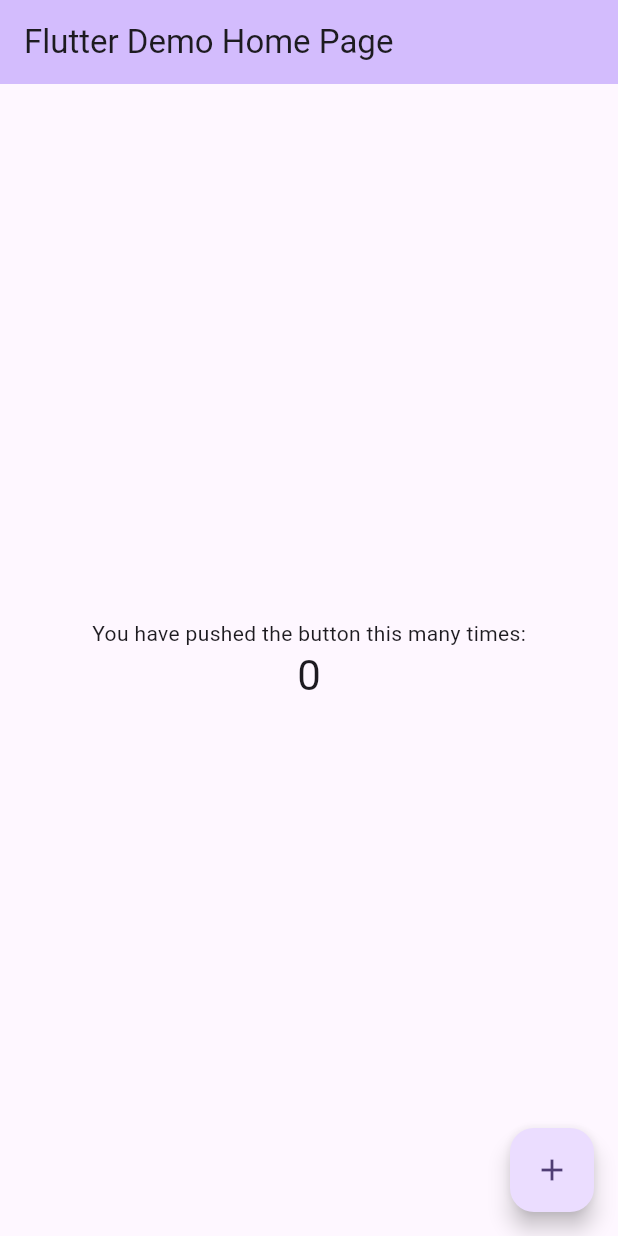
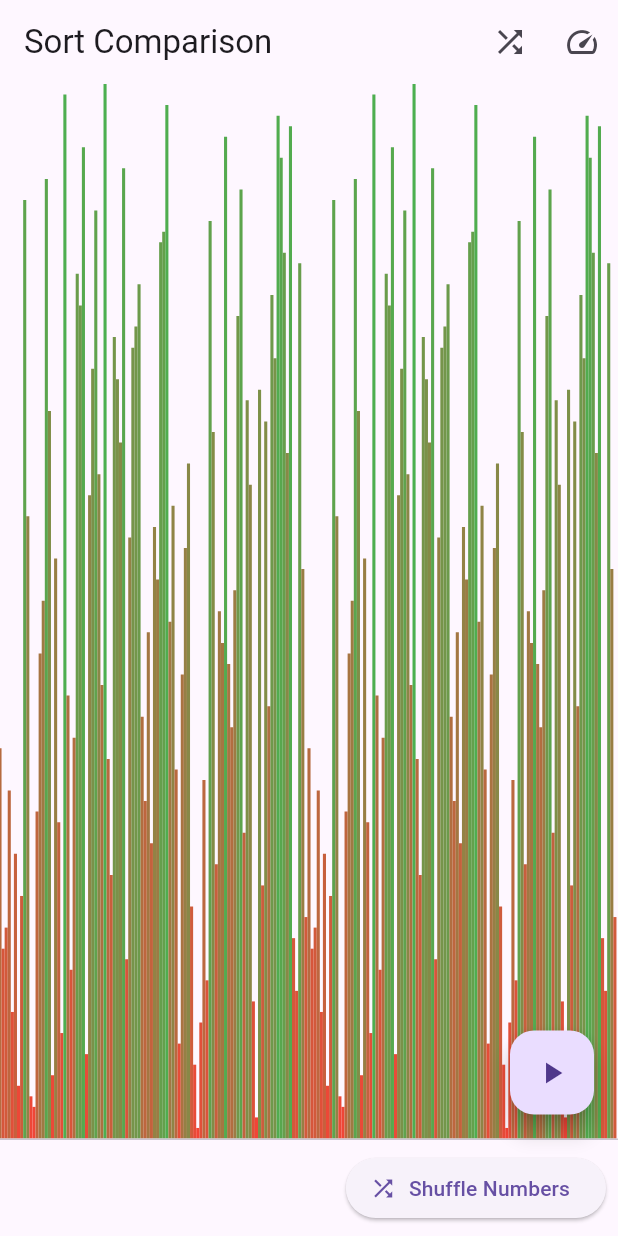
Before and after one commit to woobe-studio/Real-Time-Sort-Visualization, a Flutter app: the screen it shows after launch, on a phone screen of 412 x 824 dp. Run offline on Flutter 3.47's test engine with Material 3 defaults, Android fonts, the phone set to English and light mode, and no system bars.

Commit message:
added bubble sort visualization

```diff
--- a/lib/main.dart
+++ b/lib/main.dart
@@ -1,125 +1,214 @@
 import 'package:flutter/material.dart';
+import 'dart:async';
+import 'dart:math';
 
 void main() {
-  runApp(const MyApp());
+  runApp(SortComparisonApp());
 }
 
-class MyApp extends StatelessWidget {
-  const MyApp({super.key});
-
-  // This widget is the root of your application.
+class SortComparisonApp extends StatelessWidget {
   @override
   Widget build(BuildContext context) {
     return MaterialApp(
-      title: 'Flutter Demo',
+      title: 'Sort Comparison',
       theme: ThemeData(
-        // This is the theme of your application.
-        //
-        // TRY THIS: Try running your application with "flutter run". You'll see
-        // the application has a purple toolbar. Then, without quitting the app,
-        // try changing the seedColor in the colorScheme below to Colors.green
-        // and then invoke "hot reload" (save your changes or press the "hot
-        // reload" button in a Flutter-supported IDE, or press "r" if you used
-        // the command line to start the app).
-        //
-        // Notice that the counter didn't reset back to zero; the application
-        // state is not lost during the reload. To reset the state, use hot
-        // restart instead.
-        //
-        // This works for code too, not just values: Most code changes can be
-        // tested with just a hot reload.
-        colorScheme: ColorScheme.fromSeed(seedColor: Colors.deepPurple),
-        useMaterial3: true,
+        primarySwatch: Colors.blue,
       ),
-      home: const MyHomePage(title: 'Flutter Demo Home Page'),
+      home: SortComparisonPage(),
     );
   }
 }
 
-class MyHomePage extends StatefulWidget {
-  const MyHomePage({super.key, required this.title});
+class SortComparisonPage extends StatefulWidget {
+  @override
+  _SortComparisonPageState createState() => _SortComparisonPageState();
+}
 
-  // This widget is the home page of your application. It is stateful, meaning
-  // that it has a State object (defined below) that contains fields that affect
-  // how it looks.
-
-  // This class is the configuration for the state. It holds the values (in this
-  // case the title) provided by the parent (in this case the App widget) and
-  // used by the build method of the State. Fields in a Widget subclass are
-  // always marked "final".
-
-  final String title;
+class _SortComparisonPageState extends State<SortComparisonPage> {
+  List<int> _bubbleSortNumbers = [];
+  List<int> _quickSortNumbers = [];
+  bool _isSorting = false;
+  bool _cancelSorting = false;
+  int _duration = 1;
 
   @override
-  State<MyHomePage> createState() => _MyHomePageState();
-}
+  void initState() {
+    super.initState();
+    _generateRandomNumbers();
+  }
 
-class _MyHomePageState extends State<MyHomePage> {
-  int _counter = 0;
+  void _generateRandomNumbers() {
+    _bubbleSortNumbers = List.generate(100, (index) => index + 1)..shuffle();
+    _quickSortNumbers = List.from(_bubbleSortNumbers);
+    setState(() {});
+  }
 
-  void _incrementCounter() {
+  Future<void> _bubbleSort() async {
     setState(() {
-      // This call to setState tells the Flutter framework that something has
-      // changed in this State, which causes it to rerun the build method below
-      // so that the display can reflect the updated values. If we changed
-      // _counter without calling setState(), then the build method would not be
-      // called again, and so nothing would appear to happen.
-      _counter++;
+      _isSorting = true;
+      _cancelSorting = false;
     });
+
+    for (int i = 0; i < _bubbleSortNumbers.length - 1; i++) {
+      if (_cancelSorting) {
+        setState(() {
+          _isSorting = false;
+          _cancelSorting = false;
+        });
+        return;
+      }
+      for (int j = 0; j < _bubbleSortNumbers.length - i - 1; j++) {
+        if (_cancelSorting) {
+          setState(() {
+            _isSorting = false;
+            _cancelSorting = false;
+          });
+          return;
+        }
+        if (_bubbleSortNumbers[j] > _bubbleSortNumbers[j + 1]) {
+          int temp = _bubbleSortNumbers[j];
+          _bubbleSortNumbers[j] = _bubbleSortNumbers[j + 1];
+          _bubbleSortNumbers[j + 1] = temp;
+          setState(() {});
+          await Future.delayed(Duration(milliseconds: _duration));
+        }
+      }
+    }
+
+    setState(() {
+      _isSorting = false;
+    });
+  }
+
+  Future<void> _quickSort(List<int> numbers, int low, int high) async {
+    if (low < high) {
+      int pi = await _partition(numbers, low, high);
+      await _quickSort(numbers, low, pi - 1);
+      await _quickSort(numbers, pi + 1, high);
+      setState(() {});
+    }
+  }
+
+  Future<int> _partition(List<int> numbers, int low, int high) async {
+    int pivot = numbers[high];
+    int i = low - 1;
+
+    for (int j = low; j < high; j++) {
+      if (numbers[j] < pivot) {
+        i++;
+        int temp = numbers[i];
+        numbers[i] = numbers[j];
+        numbers[j] = temp;
+        setState(() {});
+        await Future.delayed(Duration(milliseconds: _duration));
+      }
+    }
+
+    int temp = numbers[i + 1];
+    numbers[i + 1] = numbers[high];
+    numbers[high] = temp;
+    setState(() {});
+    await Future.delayed(Duration(milliseconds: _duration));
+
+    return i + 1;
+  }
+
+  void _handlePlayButtonPress() {
+    if (!_isSorting) {
+      _cancelSorting = false;
+      _bubbleSort();
+      _quickSort(_quickSortNumbers, 0, _quickSortNumbers.length - 1);
+    }
+  }
+
+  void _handleRestartOrShuffleButtonPress() {
+    if (_isSorting) {
+      setState(() {
+        _cancelSorting = true;
+      });
+    } else {
+      _generateRandomNumbers();
+    }
   }
 
   @override
   Widget build(BuildContext context) {
-    // This method is rerun every time setState is called, for instance as done
-    // by the _incrementCounter method above.
-    //
-    // The Flutter framework has been optimized to make rerunning build methods
-    // fast, so that you can just rebuild anything that needs updating rather
-    // than having to individually change instances of widgets.
     return Scaffold(
       appBar: AppBar(
-        // TRY THIS: Try changing the color here to a specific color (to
-        // Colors.amber, perhaps?) and trigger a hot reload to see the AppBar
-        // change color while the other colors stay the same.
-        backgroundColor: Theme.of(context).colorScheme.inversePrimary,
-        // Here we take the value from the MyHomePage object that was created by
-        // the App.build method, and use it to set our appbar title.
-        title: Text(widget.title),
+        title: Text('Sort Comparison'),
+        actions: [
+          IconButton(
+            icon: Icon(Icons.shuffle),
+            onPressed: _isSorting ? null : _handleRestartOrShuffleButtonPress,
+          ),
+          IconButton(
+            icon: Icon(Icons.speed),
+            onPressed: _isSorting ? null : () {
+              setState(() {
+                _duration = _duration == 1 ? 100 : 1;
+              });
+            },
+          ),
+        ],
       ),
-      body: Center(
-        // Center is a layout widget. It takes a single child and positions it
-        // in the middle of the parent.
-        child: Column(
-          // Column is also a layout widget. It takes a list of children and
-          // arranges them vertically. By default, it sizes itself to fit its
-          // children horizontally, and tries to be as tall as its parent.
-          //
-          // Column has various properties to control how it sizes itself and
-          // how it positions its children. Here we use mainAxisAlignment to
-          // center the children vertically; the main axis here is the vertical
-          // axis because Columns are vertical (the cross axis would be
-          // horizontal).
-          //
-          // TRY THIS: Invoke "debug painting" (choose the "Toggle Debug Paint"
-          // action in the IDE, or press "p" in the console), to see the
-          // wireframe for each widget.
-          mainAxisAlignment: MainAxisAlignment.center,
-          children: <Widget>[
-            const Text(
-              'You have pushed the button this many times:',
+      body: Row(
+        mainAxisAlignment: MainAxisAlignment.center,
+        children: [
+          Expanded(
+            child: CustomPaint(
+              painter: BarPainter(_bubbleSortNumbers),
+              child: Container(),
             ),
-            Text(
-              '$_counter',
-              style: Theme.of(context).textTheme.headlineMedium,
+          ),
+          Expanded(
+            child: CustomPaint(
+              painter: BarPainter(_quickSortNumbers),
+              child: Container(),
             ),
-          ],
-        ),
+          ),
+        ],
       ),
       floatingActionButton: FloatingActionButton(
-        onPressed: _incrementCounter,
-        tooltip: 'Increment',
-        child: const Icon(Icons.add),
-      ), // This trailing comma makes auto-formatting nicer for build methods.
+        onPressed: _handlePlayButtonPress,
+        child: Icon(_isSorting ? Icons.restart_alt : Icons.play_arrow),
+        tooltip: _isSorting ? 'Restart Sorting' : 'Start Sorting',
+      ),
+      persistentFooterButtons: [
+        ElevatedButton.icon(
+          onPressed: _handleRestartOrShuffleButtonPress,
+          icon: Icon(_isSorting ? Icons.stop : Icons.shuffle),
+          label: Text(_isSorting ? 'Stop Sorting' : 'Shuffle Numbers'),
+        ),
+      ],
     );
   }
 }
+
+class BarPainter extends CustomPainter {
+  final List<int> numbers;
+
+  BarPainter(this.numbers);
+
+  @override
+  void paint(Canvas canvas, Size size) {
+    final paint = Paint()
+      ..strokeWidth = size.width / numbers.length;
+
+    final barWidth = size.width / numbers.length;
+    for (int i = 0; i < numbers.length; i++) {
+      final barHeight = (numbers[i] / numbers.length) * size.height;
+      final color = Color.lerp(Colors.red, Colors.green, numbers[i] / numbers.length);
+      paint.color = color ?? Colors.blue;
+      canvas.drawLine(
+        Offset(i * barWidth, size.height),
+        Offset(i * barWidth, size.height - barHeight),
+        paint,
+      );
+    }
+  }
+
+  @override
+  bool shouldRepaint(covariant CustomPainter oldDelegate) {
+    return true;
+  }
+}
```
Also changed, not shown: 1 other file.
